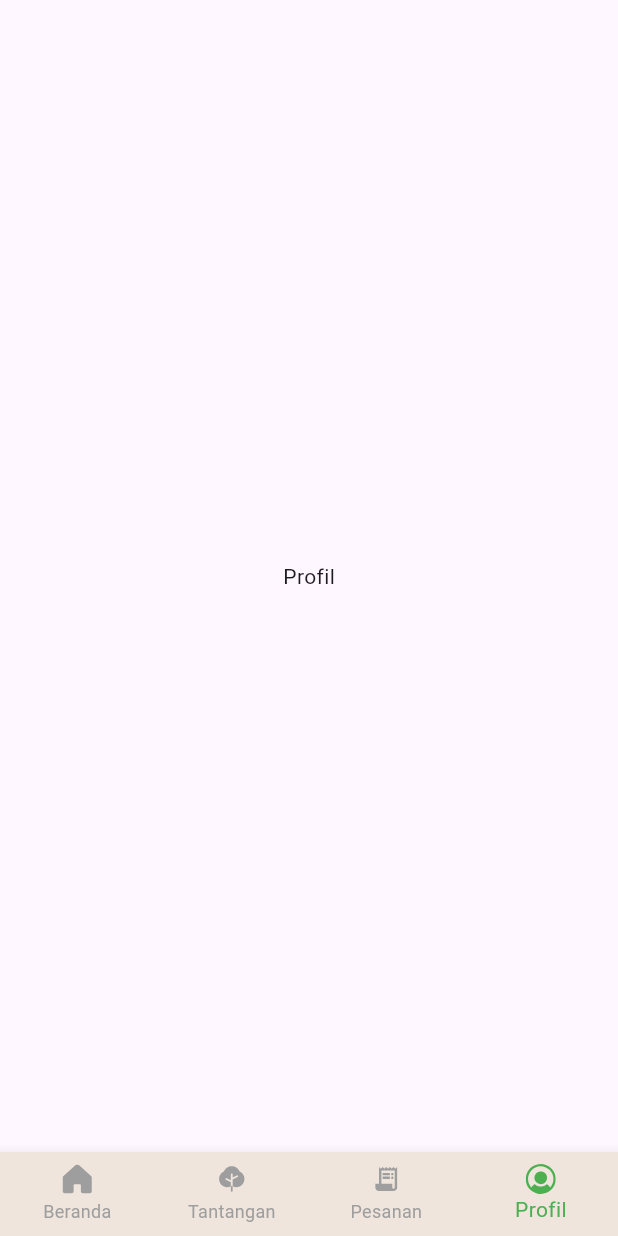
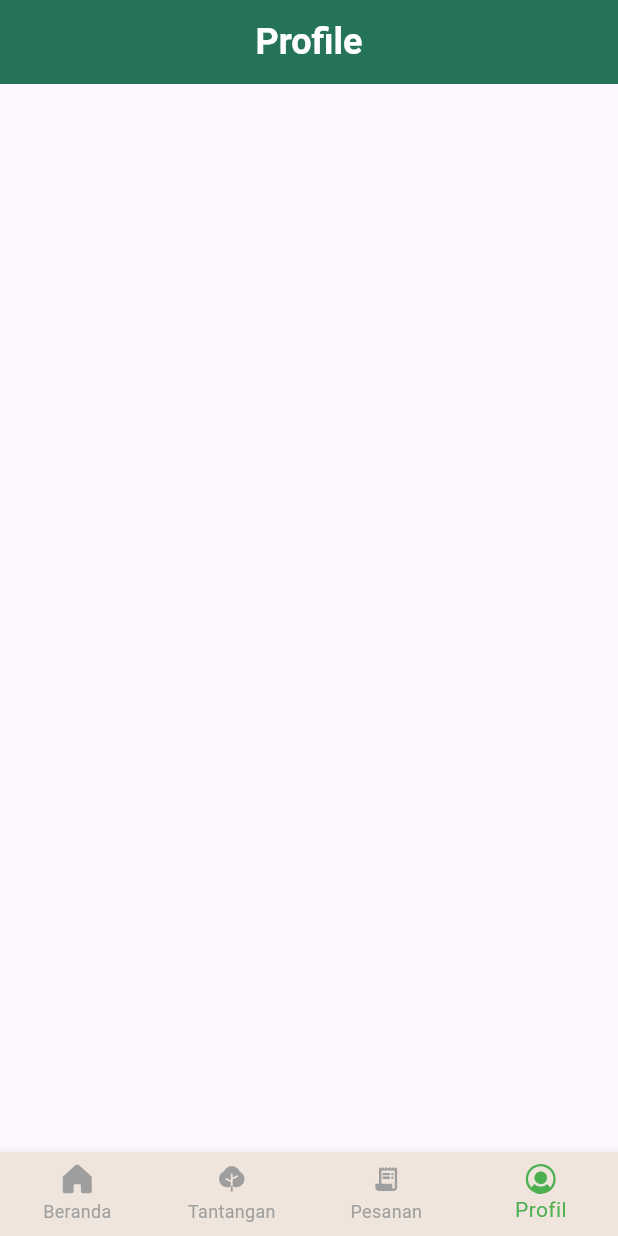
Before and after one commit to Mardhyah/greengoals, a Flutter app: the screen it shows after launch, item 4 of the bottom bar chosen, on a phone screen of 412 x 824 dp. Run offline on Flutter 3.47's test engine with Material 3 defaults, Android fonts, the phone set to English and light mode, and no system bars; our stand-ins replace flutter_svg.

Commit message:
add app bar

```diff
--- a/lib/main.dart
+++ b/lib/main.dart
@@ -36,7 +36,7 @@ class _MainPageState extends State<MainPage> {
     HomeScreen(),
     TantanganScreen(),
     PesananScreen(),
-    ProfilScreen(),
+    const ProfileScreen(),
   ];
 
   void _onItemTapped(int index) {
--- a/lib/screans/profil_screen.dart
+++ b/lib/screans/profil_screen.dart
@@ -1,8 +1,27 @@
 import 'package:flutter/material.dart';
 
-class ProfilScreen extends StatelessWidget {
+import '../themes/color_scheme.dart';
+import '../themes/text_theme.dart';
+
+class ProfileScreen extends StatefulWidget {
+  const ProfileScreen({super.key});
+
+  @override
+  State<ProfileScreen> createState() => _ProfileScreenState();
+}
+
+class _ProfileScreenState extends State<ProfileScreen> {
   @override
   Widget build(BuildContext context) {
-    return Center(child: Text("Profil"));
+    return Scaffold(
+      appBar: AppBar(
+        backgroundColor: primary40,
+        title: Text(
+          'Profile',
+          style: semiBoldBody1.copyWith(color: whiteColor),
+        ),
+        centerTitle: true,
+      ),
+    );
   }
 }
```
Also changed, not shown: lib/screans/pesanan_screen.dart (+21 -2 lines), lib/screans/tantangan_screen.dart (+21 -2 lines), assets/img/profileBackgroundImage.svg (added).
